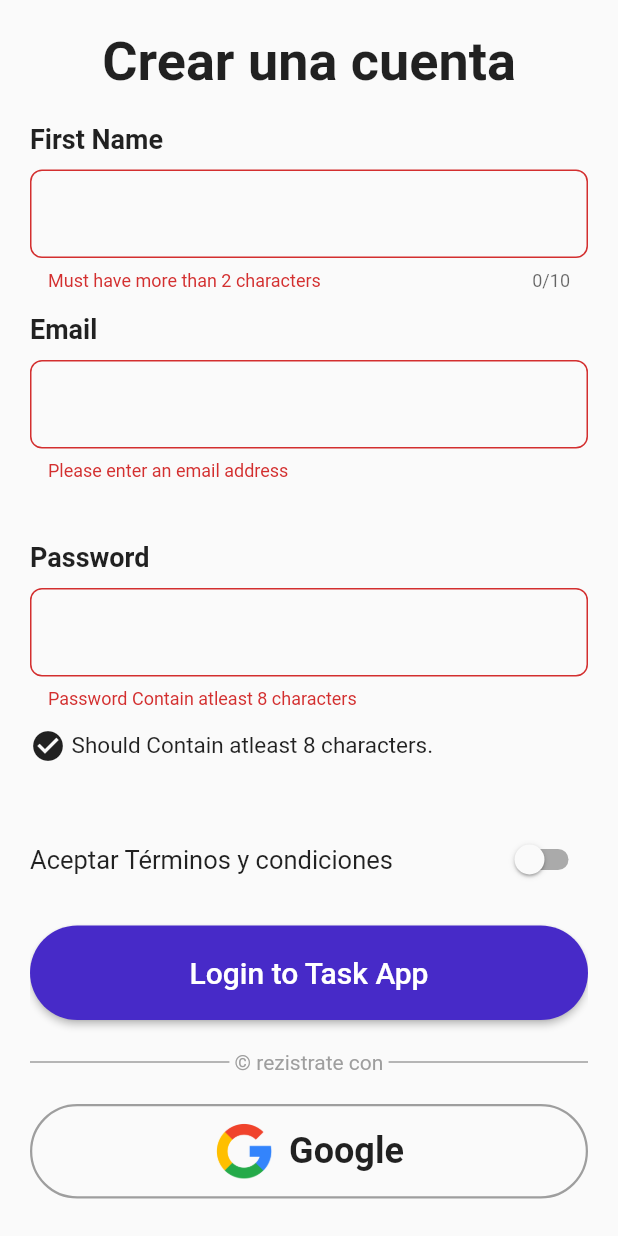
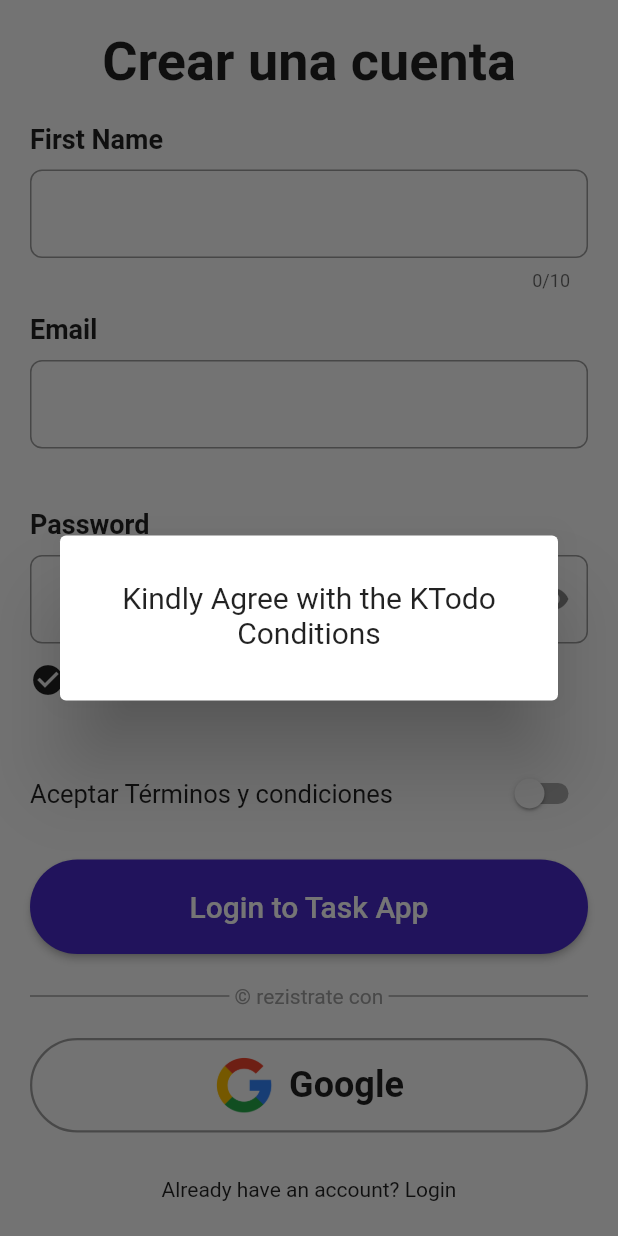
Before and after one commit to shonibaredavida/kodecamp-todo, a Flutter app: the LoginScreen screen opened directly, after a tap on "Login to Task App", on a phone screen of 412 x 824 dp. Run offline on Flutter 3.47's test engine with Material 2 defaults, Android fonts, the phone set to English and light mode, and no system bars.

Commit message:
login functionalities
password obscure text was automated
condition agreement switch functionality was implemented and added to validation process

```diff
--- a/lib/login_screen.dart
+++ b/lib/login_screen.dart
@@ -4,11 +4,22 @@ import 'package:todo/landing_page.dart';
 import 'package:todo/widgets/constants.dart';
 import 'package:todo/widgets/todo_button_widget.dart';
 
-class LoginScreen extends StatelessWidget {
+class LoginScreen extends StatefulWidget {
   const LoginScreen({
     super.key,
   });
 
+  @override
+  State<LoginScreen> createState() => _LoginScreenState();
+}
+
+class _LoginScreenState extends State<LoginScreen> {
+  bool showPass = false;
+  final formKey = GlobalKey<FormState>();
+  bool inAgreement = false;
+  var name = "";
+  var email = "";
+  var password = "";
   @override
   Widget build(BuildContext context) {
     final formKey = GlobalKey<FormState>();
@@ -105,8 +116,17 @@ class LoginScreen extends StatelessWidget {
                         password = value;
                         return null;
                       },
-                      obscureText: true,
+                      obscureText: !showPass,
                       decoration: InputDecoration(
+                        suffixIcon: GestureDetector(
+                            onTap: () {
+                              setState(() {
+                                showPass = !showPass;
+                              });
+                            },
+                            child: showPass
+                                ? const Icon(Icons.remove_red_eye_outlined)
+                                : const Icon(Icons.remove_red_eye)),
                         border: OutlineInputBorder(
                           borderRadius: BorderRadius.circular(8),
                         ),
@@ -134,14 +154,36 @@ class LoginScreen extends StatelessWidget {
                           style: TextStyle(fontSize: 17),
                         ),
                       ),
-                      Switch(value: false, onChanged: (val) {})
+                      Switch(
+                          activeColor: primaryColor.withOpacity(0.6),
+                          value: inAgreement,
+                          onChanged: (val) {
+                            setState(() {
+                              inAgreement = val;
+                            });
+                          })
                     ],
                   ),
                   ToDoButton(
                     title: "Login to Task App",
                     link: () {
-                      validateForm(
-                          context: context, key: formKey, username: name);
+                      if (inAgreement) {
+                        validateForm(
+                            context: context, key: formKey, username: name);
+                      } else {
+                        showDialog(
+                            context: context,
+                            builder: (context) => AlertDialog(
+                                  content: Container(
+                                    padding: const EdgeInsets.all(10),
+                                    child: const Text(
+                                      "Kindly Agree with the KTodo Conditions",
+                                      style: TextStyle(fontSize: 20),
+                                      textAlign: TextAlign.center,
+                                    ),
+                                  ),
+                                ));
+                      }
                     },
                     horizontalPadding: 0,
                   ),
```
